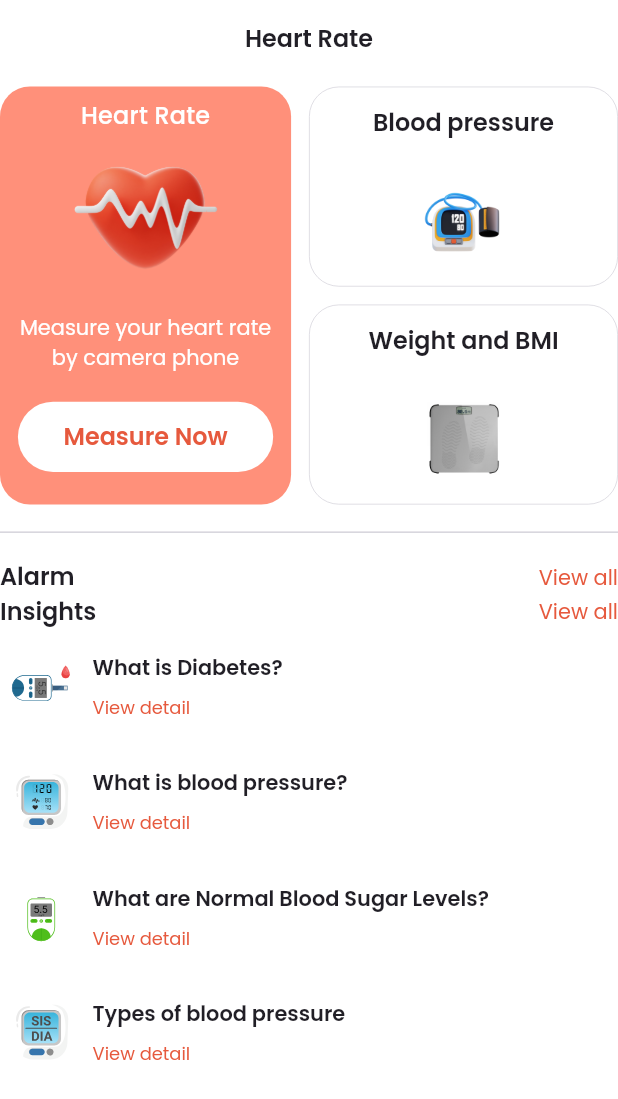
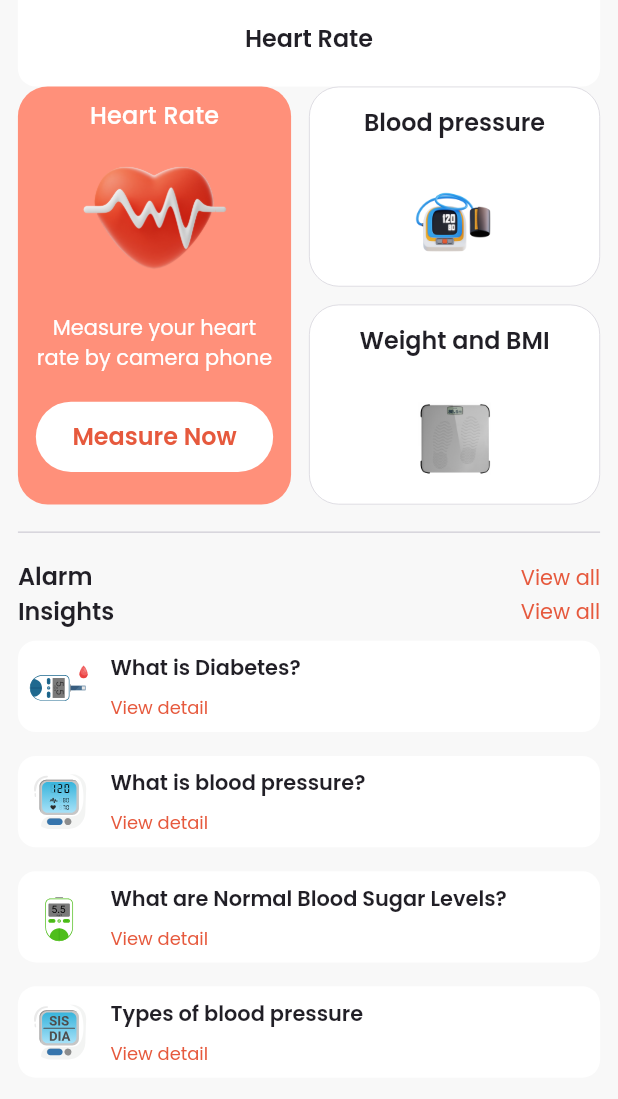
Before and after one commit to hanggmaii/DATN, a Flutter app: the screen it shows after launch, on a phone screen of 412 x 824 dp. Shown: the top 1099 px of the screen. Run offline on Flutter 3.47's test engine with Material 3 defaults, Android fonts, the phone set to English and light mode, and no system bars; our stand-ins replace cached_network_image, connectivity_plus, flutter_cache_manager, flutter_screenutil, flutter_svg, fluttertoast and 2 more.

Commit message:
:update app container

```diff
--- a/lib/presentation/widget/app_container.dart
+++ b/lib/presentation/widget/app_container.dart
@@ -16,6 +16,9 @@ class AppContainer extends GetView {
     this.floatingActionButton,
     this.showBanner = false,
     this.isCollapsible = true,
+    this.leftPadding,
+    this.rightPadding,
+    this.bottomPadding,
     this.onPopInvoked,
   }) : super(key: key);
 
@@ -31,6 +34,9 @@ class AppContainer extends GetView {
   final bool isCollapsible;
   final bool canWillPop = false;
   final PopInvokedCallback? onPopInvoked;
+  final double? leftPadding;
+  final double? rightPadding;
+  final double? bottomPadding;
 
   @override
   Widget build(BuildContext context) {
@@ -50,14 +56,16 @@ class AppContainer extends GetView {
             },
             child: Scaffold(
               resizeToAvoidBottomInset: resizeToAvoidBottomInset,
-              backgroundColor: backgroundColor ?? AppColor.white,
+              backgroundColor: backgroundColor ?? AppColor.backgroundColor,
               appBar: appBar,
               body: SizedBox(
                 width: Get.width,
                 height: Get.height,
                 child: Padding(
                   padding: EdgeInsets.only(
-                    bottom: MediaQuery.of(context).padding.bottom,
+                    left: leftPadding ?? 0,
+                    right: rightPadding ?? 0,
+                    bottom: MediaQuery.of(context).padding.bottom + (bottomPadding ?? 0),
                   ),
                   child: child ?? const SizedBox.shrink(),
                 ),
```
